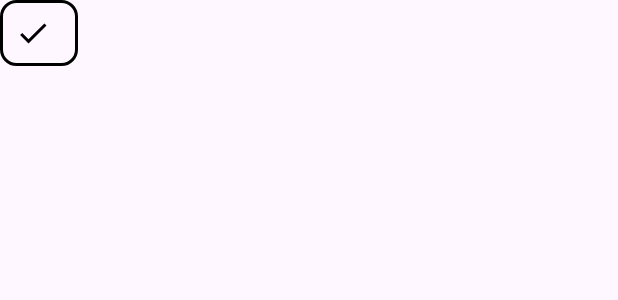
After one commit to TunahanKaryagdi/WordMate, an Android app: the layout custom_toast.xml on its own in the app's theme, with its tools: preview values and no code run, on a phone screen of 412 x 824 dp. The commit adds this screen. Shown: the top 300 px of the screen. Run offline under Robolectric (Android 15) with nearby library versions, the phone set to English and light mode, and no system bars.

Commit message:
add: custom toast

```diff
--- a/app/src/main/java/com/tunahankaryagdi/wordmate/presentation/detail/DetailDialogFragment.kt
+++ b/app/src/main/java/com/tunahankaryagdi/wordmate/presentation/detail/DetailDialogFragment.kt
@@ -40,8 +40,8 @@ class DetailDialogFragment() : DialogFragment() {
                 if (args.primary) viewModel.saveWord(args.word) else viewModel.removeWord(args.word)
                 dialog?.dismiss()
             }
-            tvTitle.text = args.word.turkish
-            tvDescription.text = args.word.english
+            tvTitle.text = args.word.english
+            tvDescription.text = args.word.turkish
             tvCancel.setOnClickListener {
                 dialog?.dismiss()
             }
--- a/app/src/main/java/com/tunahankaryagdi/wordmate/presentation/home/adapter/HomeWordsViewHolder.kt
+++ b/app/src/main/java/com/tunahankaryagdi/wordmate/presentation/home/adapter/HomeWordsViewHolder.kt
@@ -9,8 +9,8 @@ class HomeWordsViewHolder(private val binding: ItemWordListBinding) :
     fun bind(word: Word, onClickItem: (Word) -> Unit) {
 
         with(binding){
-            tvMain.text = word.turkish
-            tvSecondary.text = word.english
+            tvMain.text = word.english
+            tvSecondary.text = word.turkish
             root.setOnClickListener {
                 onClickItem(word)
             }
--- a/app/src/main/java/com/tunahankaryagdi/wordmate/presentation/learned/adapter/LearnedWordsViewHolder.kt
+++ b/app/src/main/java/com/tunahankaryagdi/wordmate/presentation/learned/adapter/LearnedWordsViewHolder.kt
@@ -10,8 +10,8 @@ class LearnedWordsViewHolder(val binding: ItemLearnedWordListBinding) :
     RecyclerView.ViewHolder(binding.root) {
     fun bind(word: Word, onClickItem: (Word) -> Unit) {
         with(binding){
-            tvMain.text = word.turkish
-            tvSecondary.text = word.english
+            tvMain.text = word.english
+            tvSecondary.text = word.turkish
             ivArrow.setOnClickListener {
                 if (tvSecondary.visibility == View.GONE){
                     tvSecondary.visibility = View.VISIBLE
--- /dev/null
+++ b/app/src/main/res/drawable/bg_custom_toast.xml
@@ -0,0 +1,9 @@
+<?xml version="1.0" encoding="utf-8"?>
+<shape xmlns:android="http://schemas.android.com/apk/res/android">
+
+    <stroke
+        android:width="2dp"
+        android:color="@color/black"/>
+
+    <corners android:radius="10dp"/>
+</shape>
--- /dev/null
+++ b/app/src/main/res/drawable/ic_check.xml
@@ -0,0 +1,5 @@
+<vector xmlns:android="http://schemas.android.com/apk/res/android" android:height="24dp" android:tint="#000000" android:viewportHeight="24" android:viewportWidth="24" android:width="24dp">
+
+    <path android:fillColor="@android:color/white" android:pathData="M9,16.17L4.83,12l-1.42,1.41L9,19 21,7l-1.41,-1.41z"/>
+
+</vector>
--- /dev/null
+++ b/app/src/main/res/layout/custom_toast.xml
@@ -0,0 +1,25 @@
+<?xml version="1.0" encoding="utf-8"?>
+<LinearLayout xmlns:android="http://schemas.android.com/apk/res/android"
+    android:layout_width="wrap_content"
+    android:layout_height="wrap_content"
+    android:orientation="horizontal"
+    android:padding="10dp"
+    android:background="@drawable/bg_custom_toast"
+    android:gravity="center_vertical">
+
+    <ImageView
+        android:id="@+id/ivIcon"
+        android:layout_width="wrap_content"
+        android:layout_height="wrap_content"
+        android:src="@drawable/ic_check"
+        android:contentDescription="@string/show"/>
+
+    <TextView
+        android:id="@+id/tvMessage"
+        android:layout_width="wrap_content"
+        android:layout_height="wrap_content"
+        android:textSize="16sp"
+        android:layout_marginStart="8dp"
+        android:textStyle="bold"/>
+
+</LinearLayout>
--- a/app/src/main/res/layout/item_word_list.xml
+++ b/app/src/main/res/layout/item_word_list.xml
@@ -19,7 +19,7 @@
         android:layout_height="wrap_content"
         app:layout_constraintTop_toBottomOf="@id/tvMain"
         app:layout_constraintStart_toStartOf="parent"
-        android:layout_marginTop="5dp"
+        android:layout_marginTop="2dp"
         android:textSize="15sp"
         android:textStyle="bold|italic"/>
 
--- a/app/src/main/res/values/strings.xml
+++ b/app/src/main/res/values/strings.xml
@@ -13,4 +13,6 @@
     <string name="no_words_learned_yet">No words learned yet</string>
     <string name="would_you_like_to_add">Would you like to add it to the learned section?</string>
     <string name="do_you_want_unlearned">Do you want to mark as unlearned?</string>
+    <string name="saved_successfully">Saved successfully</string>
+    <string name="removed_successfully">Removed successfully</string>
 </resources>
```
Also changed, not shown: app/src/main/java/com/tunahankaryagdi/wordmate/presentation/SharedViewModel.kt (+20 -1 lines), app/src/main/java/com/tunahankaryagdi/wordmate/presentation/components/CustomToast.kt (added, +21 -0 lines), app/src/main/java/com/tunahankaryagdi/wordmate/presentation/home/HomeFragment.kt (+12 -0 lines), app/src/main/java/com/tunahankaryagdi/wordmate/presentation/learned/LearnedFragment.kt (+12 -0 lines).
